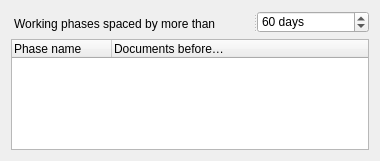
First picture: the form in core/phases.ui, repository Rekall/Rekall, before the edit.
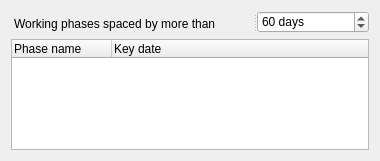
Second picture: the form after the edit.

Diff of the .ui file:
```diff
--- a/core/phases.ui
+++ b/core/phases.ui
@@ -58,7 +58,7 @@
      </column>
      <column>
       <property name="text">
-       <string>Documents before…</string>
+       <string>Key date</string>
       </property>
      </column>
     </widget>
```
